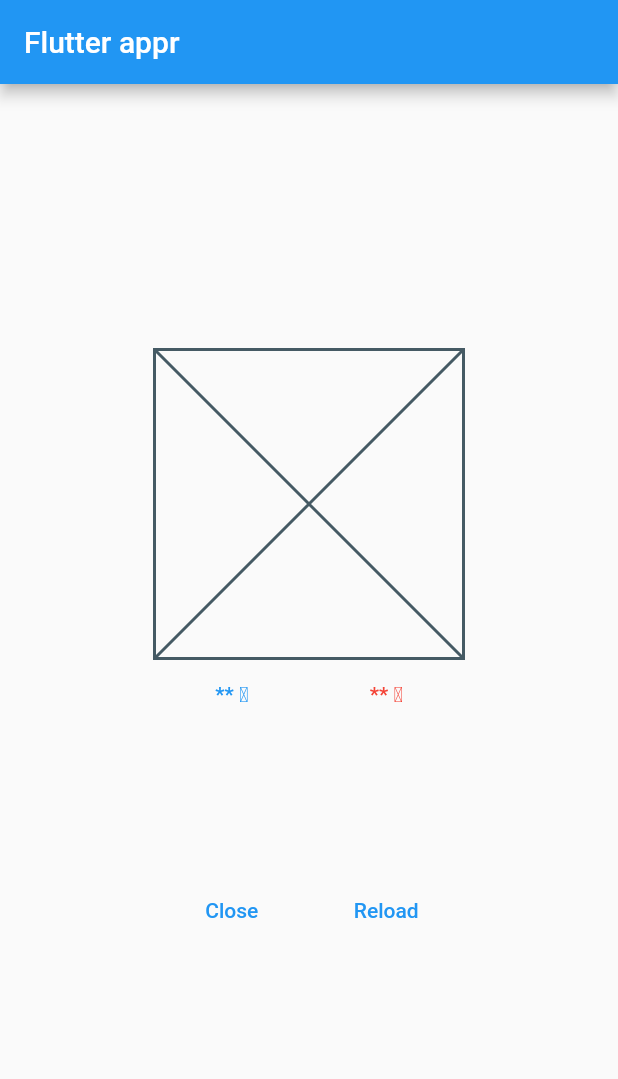
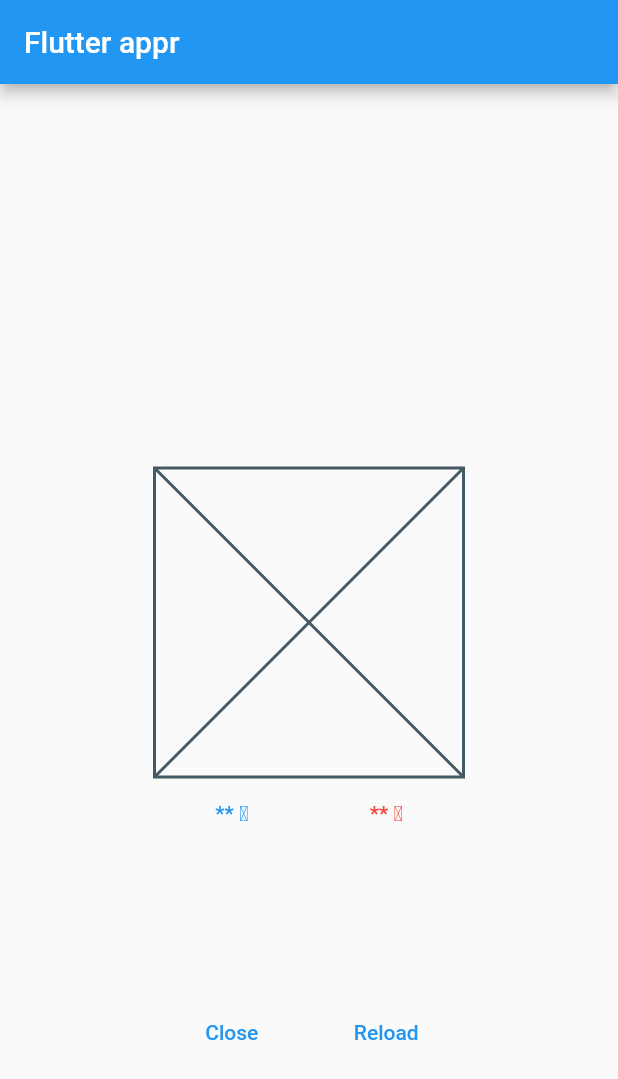
Before and after one commit to ykj-rails/flutter-training, a Flutter app: the screen it shows after launch, on a phone screen of 412 x 824 dp. Shown: the top 1079 px of the screen. Run offline on Flutter 3.47's test engine with Material 2 defaults, Android fonts, the phone set to English and light mode, and no system bars.

Commit message:
Section1 done

```diff
--- a/lib/main.dart
+++ b/lib/main.dart
@@ -51,7 +51,11 @@ class MyHomePage extends StatelessWidget {
           child: Column(
             mainAxisAlignment: MainAxisAlignment.center,
             children: <Widget>[
-              Column(
+              Expanded(
+                child: Container(),
+              ),
+              Expanded(
+                child: Column(
                   children: <Widget>[
                     const AspectRatio(
                       aspectRatio: 1,
@@ -86,7 +90,10 @@ class MyHomePage extends StatelessWidget {
                     ),
                   ],
                 ),
-              Column(
+              ),
+              Expanded(
+                child: Column(
+                  mainAxisAlignment: MainAxisAlignment.start,
                   children: <Widget>[
                     const Padding(
                       padding: EdgeInsets.only(top: 80),
@@ -118,6 +125,7 @@ class MyHomePage extends StatelessWidget {
                     )
                   ],
                 ),
+              ),
             ],
           ),
         ),
```
Lines whose indentation alone changed are shown as unchanged.
